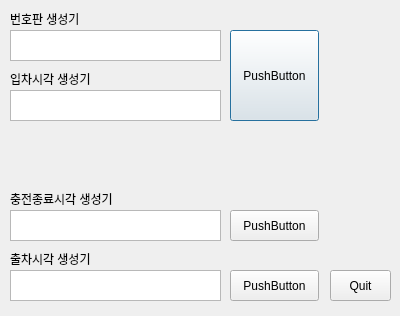
First picture: the form in gui_package/gui_package/generate_test_case.ui, repository changmi-kim/ROS-3rd-Final-Robot-Project, before the edit.
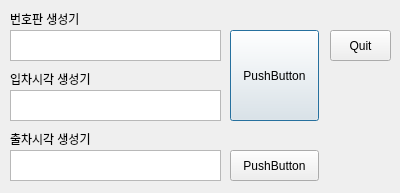
Second picture: the form after the edit.

The edit to the form file:
```diff
--- a/gui_package/gui_package/generate_test_case.ui
+++ b/gui_package/gui_package/generate_test_case.ui
@@ -7,7 +7,7 @@
     <x>0</x>
     <y>0</y>
     <width>400</width>
-    <height>316</height>
+    <height>193</height>
    </rect>
   </property>
   <property name="windowTitle">
@@ -72,47 +72,11 @@
     </rect>
    </property>
   </widget>
-  <widget class="QTextEdit" name="charge_end">
-   <property name="geometry">
-    <rect>
-     <x>10</x>
-     <y>210</y>
-     <width>211</width>
-     <height>31</height>
-    </rect>
-   </property>
-  </widget>
-  <widget class="QPushButton" name="charge_end_btn">
-   <property name="geometry">
-    <rect>
-     <x>230</x>
-     <y>210</y>
-     <width>89</width>
-     <height>31</height>
-    </rect>
-   </property>
-   <property name="text">
-    <string>PushButton</string>
-   </property>
-  </widget>
-  <widget class="QLabel" name="label_4">
-   <property name="geometry">
-    <rect>
-     <x>10</x>
-     <y>190</y>
-     <width>151</width>
-     <height>17</height>
-    </rect>
-   </property>
-   <property name="text">
-    <string>충전종료시각 생성기</string>
-   </property>
-  </widget>
   <widget class="QTextEdit" name="depart_time">
    <property name="geometry">
     <rect>
      <x>10</x>
-     <y>270</y>
+     <y>150</y>
      <width>211</width>
      <height>31</height>
     </rect>
@@ -122,7 +86,7 @@
    <property name="geometry">
     <rect>
      <x>10</x>
-     <y>250</y>
+     <y>130</y>
      <width>151</width>
      <height>17</height>
     </rect>
@@ -135,7 +99,7 @@
    <property name="geometry">
     <rect>
      <x>230</x>
-     <y>270</y>
+     <y>150</y>
      <width>89</width>
      <height>31</height>
     </rect>
@@ -148,7 +112,7 @@
    <property name="geometry">
     <rect>
      <x>330</x>
-     <y>270</y>
+     <y>30</y>
      <width>61</width>
      <height>31</height>
     </rect>
```
